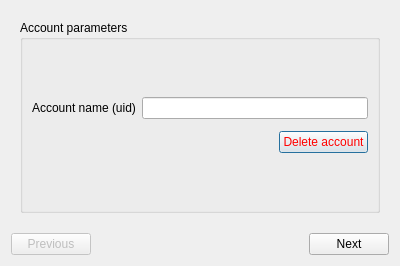
This is res/ui/account_cfg.ui in duniter/sakia as Qt 5 draws it before an edit. The edited form follows.
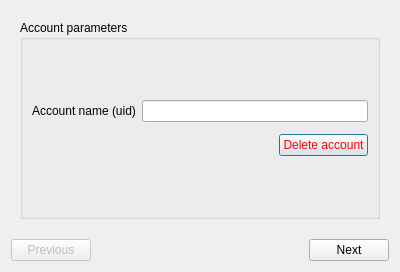
This is the edited form.

The edit to the form file:
```diff
--- a/res/ui/account_cfg.ui
+++ b/res/ui/account_cfg.ui
@@ -7,7 +7,7 @@
     <x>0</x>
     <y>0</y>
     <width>400</width>
-    <height>266</height>
+    <height>272</height>
    </rect>
   </property>
   <property name="windowTitle">
```
